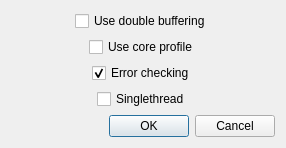
Old version of the form gui/ui/retracerdialog.ui in the repository apitrace/apitrace.
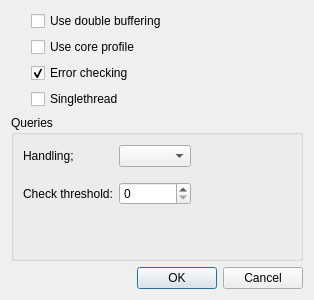
New version of the form.

Commit message:
qapitrace: Add query handling options to trace execution dialog
v2; remove placeholder value for combo box

Related: #715

What changed in the file:
```diff
--- a/gui/ui/retracerdialog.ui
+++ b/gui/ui/retracerdialog.ui
@@ -9,8 +9,8 @@
    <rect>
     <x>0</x>
     <y>0</y>
-    <width>286</width>
-    <height>125</height>
+    <width>314</width>
+    <height>300</height>
    </rect>
   </property>
   <property name="windowTitle">
@@ -30,9 +30,12 @@
        <property name="orientation">
         <enum>Qt::Horizontal</enum>
        </property>
+       <property name="sizeType">
+        <enum>QSizePolicy::Fixed</enum>
+       </property>
        <property name="sizeHint" stdset="0">
         <size>
-         <width>40</width>
+         <width>20</width>
          <height>20</height>
         </size>
        </property>
@@ -67,9 +70,12 @@
        <property name="orientation">
         <enum>Qt::Horizontal</enum>
        </property>
+       <property name="sizeType">
+        <enum>QSizePolicy::Fixed</enum>
+       </property>
        <property name="sizeHint" stdset="0">
         <size>
-         <width>40</width>
+         <width>20</width>
          <height>20</height>
         </size>
        </property>
@@ -104,9 +110,12 @@
        <property name="orientation">
         <enum>Qt::Horizontal</enum>
        </property>
+       <property name="sizeType">
+        <enum>QSizePolicy::Fixed</enum>
+       </property>
        <property name="sizeHint" stdset="0">
         <size>
-         <width>68</width>
+         <width>20</width>
          <height>20</height>
         </size>
        </property>
@@ -144,9 +153,12 @@
        <property name="orientation">
         <enum>Qt::Horizontal</enum>
        </property>
+       <property name="sizeType">
+        <enum>QSizePolicy::Fixed</enum>
+       </property>
        <property name="sizeHint" stdset="0">
         <size>
-         <width>40</width>
+         <width>20</width>
          <height>20</height>
         </size>
        </property>
@@ -180,6 +192,93 @@
      </item>
     </layout>
    </item>
+   <item>
+    <widget class="QGroupBox" name="groupBox_2">
+     <property name="sizePolicy">
+      <sizepolicy hsizetype="MinimumExpanding" vsizetype="Preferred">
+       <horstretch>0</horstretch>
+       <verstretch>0</verstretch>
+      </sizepolicy>
+     </property>
+     <property name="title">
+      <string>Queries</string>
+     </property>
+     <widget class="QWidget" name="gridLayoutWidget">
+      <property name="geometry">
+       <rect>
+        <x>11</x>
+        <y>20</y>
+        <width>281</width>
+        <height>80</height>
+       </rect>
+      </property>
+      <layout class="QGridLayout" name="gridLayout">
+       <property name="leftMargin">
+        <number>1</number>
+       </property>
+       <property name="topMargin">
+        <number>1</number>
+       </property>
+       <property name="rightMargin">
+        <number>1</number>
+       </property>
+       <property name="bottomMargin">
+        <number>1</number>
+       </property>
+       <item row="1" column="1">
+        <widget class="QComboBox" name="queryHandlingSelector">
+         <property name="statusTip">
+          <string>How to handle calls to get the query result.</string>
+         </property>
+         <property name="currentText">
+          <string/>
+         </property>
+        </widget>
+       </item>
+       <item row="1" column="0">
+        <widget class="QLabel" name="label_2">
+         <property name="text">
+          <string>Handling;</string>
+         </property>
+        </widget>
+       </item>
+       <item row="2" column="0">
+        <widget class="QLabel" name="label_4">
+         <property name="text">
+          <string>Check threshold:</string>
+         </property>
+        </widget>
+       </item>
+       <item row="2" column="1">
+        <widget class="QSpinBox" name="queryCheckReportThreshold">
+         <property name="toolTip">
+          <string>Thresshold to report differentce between recorded query result and result obtained while executing the query.</string>
+         </property>
+         <property name="maximum">
+          <number>100000</number>
+         </property>
+         <property name="singleStep">
+          <number>10</number>
+         </property>
+        </widget>
+       </item>
+       <item row="1" column="2">
+        <spacer name="horizontalSpacer_11">
+         <property name="orientation">
+          <enum>Qt::Horizontal</enum>
+         </property>
+         <property name="sizeHint" stdset="0">
+          <size>
+           <width>40</width>
+           <height>20</height>
+          </size>
+         </property>
+        </spacer>
+       </item>
+      </layout>
+     </widget>
+    </widget>
+   </item>
    <item>
     <widget class="QDialogButtonBox" name="buttonBox">
      <property name="orientation">
```
Left out of the diff: 2 changed lines with no effect on the pictures. The commit also changes 3 other files.
